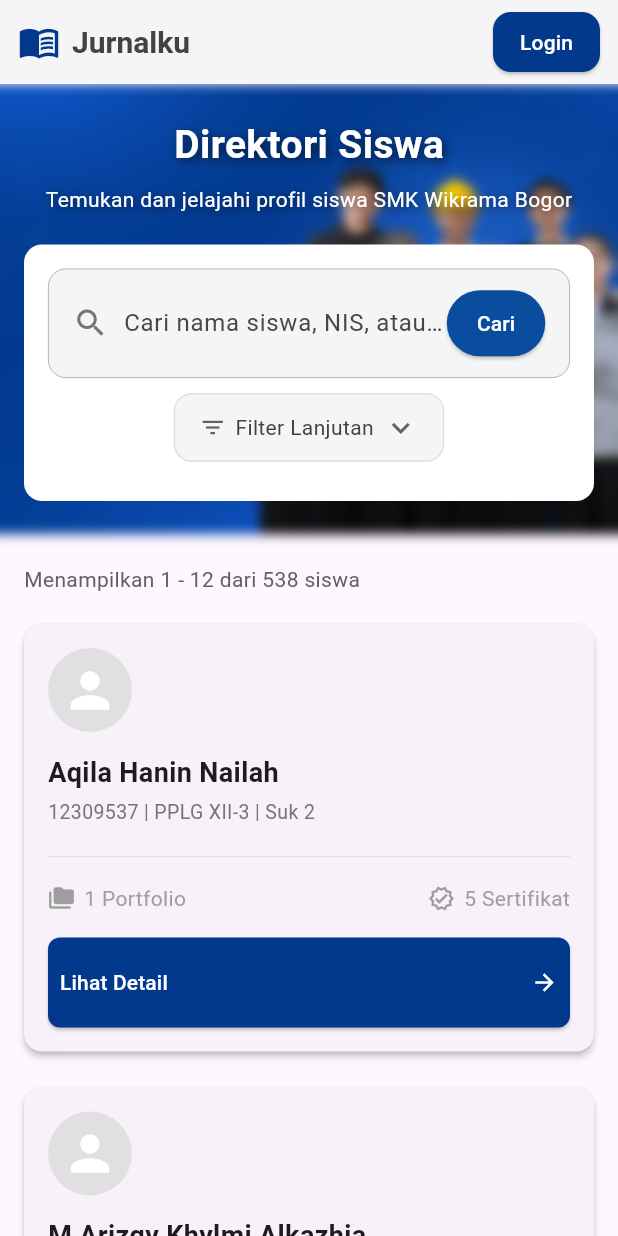
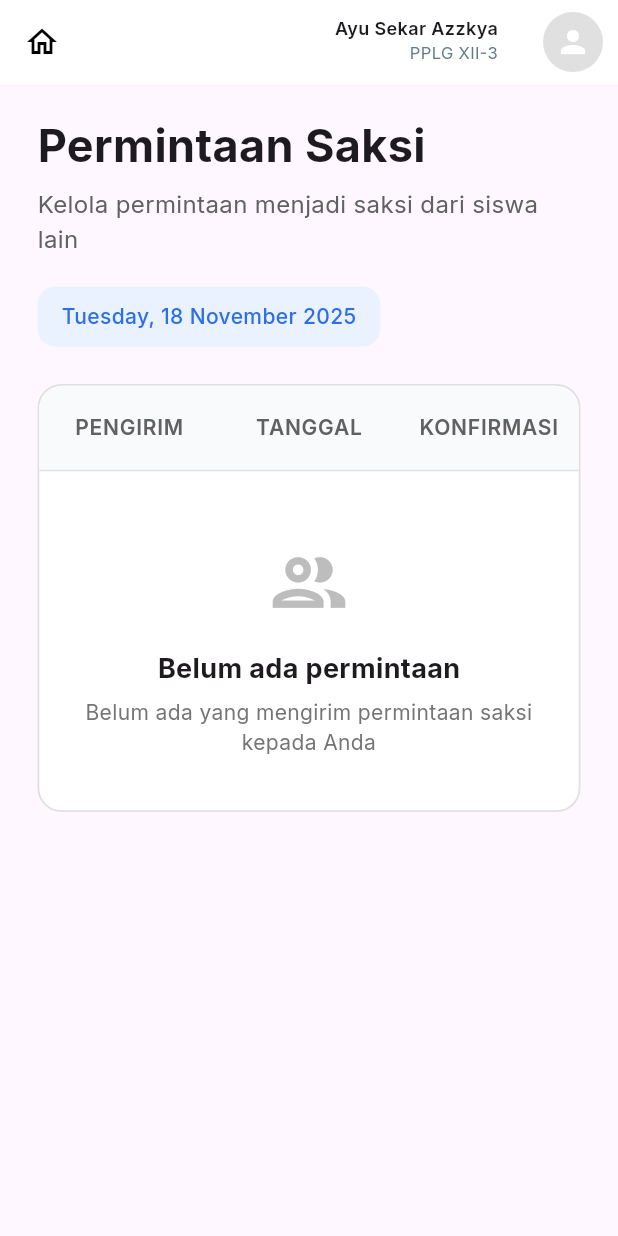
Before and after one commit to Ryan-Dwiyanto/Jurnalku_trio, a Flutter app: the screen it shows after launch, on a phone screen of 412 x 824 dp. Run offline on Flutter 3.47's test engine with Material 3 defaults, Android fonts, the phone set to English and light mode, and no system bars; our stand-ins replace google_fonts.

Commit message:
permintaan-saksi

```diff
--- a/lib/explore_page.dart
+++ b/lib/explore_page.dart
@@ -15,26 +15,26 @@ class _ExplorePageState extends State<ExplorePage> {
   // ---------------------------
   final List<Map<String, dynamic>> dummyStudents = const [
     {
-      "name": "Aqila Hanin Nailah",
-      "nis": "12309537",
+      "name": "Ayu Sekar Azzkya",
+      "nis": "12309551",
       "rombel": "PPLG XII-3",
-      "rayon": "Suk 2",
-      "portfolio": 1,
-      "sertifikat": 5,
+      "rayon": "Cis 7",
+      "portfolio": 100,
+      "sertifikat": 500,
     },
     {
-      "name": "M Arizqy Khylmi Alkazhia",
-      "nis": "12309716",
+      "name": "Muhammad Ryan Dwiyanto",
+      "nis": "12309898",
       "rombel": "PPLG XII-3",
       "rayon": "Wik 4",
       "portfolio": 2,
       "sertifikat": 8,
     },
     {
-      "name": "Farhan Syarif Hidayatulloh",
-      "nis": "12309639",
+      "name": "Muhammad Ilham Awaludin",
+      "nis": "12309898",
       "rombel": "PPLG XII-3",
-      "rayon": "Cia 1",
+      "rayon": "Cia 6",
       "portfolio": 4,
       "sertifikat": 12,
     },
--- a/lib/main.dart
+++ b/lib/main.dart
@@ -1,5 +1,6 @@
 import 'package:flutter/material.dart';
-import 'explore_page.dart';
+import 'package:jurnalku_trio/permintaan_saksi.dart';
+
 
 void main() {
   runApp(const MyApp());
@@ -15,7 +16,7 @@ class MyApp extends StatelessWidget {
       theme: ThemeData(
         colorScheme: ColorScheme.fromSeed(seedColor: Colors.deepPurple),
       ),
-      home: ExplorePage(),
+      home: PermintaanSaksi(),
     );
   }
 }
--- /dev/null
+++ b/lib/permintaan_saksi.dart
@@ -0,0 +1,201 @@
+import 'package:flutter/material.dart';
+import 'package:google_fonts/google_fonts.dart';
+
+class PermintaanSaksi extends StatelessWidget {
+  @override
+  Widget build(BuildContext context) {
+    return Scaffold(
+      appBar: AppBar(
+  backgroundColor: Colors.white,
+  leading: Icon(Icons.home_outlined, color: Colors.black),
+  actions: [
+    Padding(
+      padding: EdgeInsets.only(right: 30, top: 10),
+      child: Column(
+        crossAxisAlignment: CrossAxisAlignment.end,
+        children: [
+          Text(
+            "Ayu Sekar Azzkya",
+            style: GoogleFonts.inter(
+              fontSize: 12,
+              fontWeight: FontWeight.w600,
+            ),
+          ),
+          Text(
+            "PPLG XII-3",
+            style: GoogleFonts.inter(
+              fontSize: 11,
+              color: Colors.blueGrey,
+            ),
+          ),
+        ],
+      ),
+    ),
+    // Avatar
+    Padding(
+      padding: const EdgeInsets.only(right: 10),
+      child: CircleAvatar(
+        radius: 20,
+        backgroundColor: Colors.grey[300],
+        child: Icon(Icons.person, color: Colors.white),
+      ),
+    ),
+  ],
+),
+      body: SafeArea(
+        child: SingleChildScrollView(
+          child: Padding(
+            padding: EdgeInsets.symmetric(vertical: 15,horizontal: 25),
+            child: Column(
+              crossAxisAlignment: CrossAxisAlignment.start,
+              children: [
+                Row(
+                  mainAxisAlignment: MainAxisAlignment.spaceBetween,
+                ),
+                SizedBox(height: 5),
+                Text(
+                  "Permintaan Saksi",
+                  style: GoogleFonts.inter(
+                    fontSize: 30,
+                    fontWeight: FontWeight.bold,
+                  ),
+                ),
+                SizedBox(height: 6),
+                Text(
+                  "Kelola permintaan menjadi saksi dari siswa lain",
+                  style: GoogleFonts.inter(
+                    fontSize: 16,
+                    color: Colors.grey[700],
+                  ),
+                ),
+                SizedBox(height: 20),
+                Container(
+                  padding: EdgeInsets.symmetric(horizontal: 16, vertical: 10),
+                  decoration: BoxDecoration(
+                    color: Color(0xFFEBF2FF),
+                    borderRadius: BorderRadius.circular(12),
+                  ),
+                  child: Text(
+                    "Tuesday, 18 November 2025",
+                    style: GoogleFonts.inter(
+                      fontSize: 14,
+                      color: Color(0xFF2D6FE9),
+                      fontWeight: FontWeight.w500,
+                    ),
+                  ),
+                ),
+                SizedBox(height: 25),
+                Container(
+                  width: double.infinity,
+                  decoration: BoxDecoration(
+                    color: Colors.white,
+                    borderRadius: BorderRadius.circular(16),
+                    border: Border.all(
+                      color: Colors.grey.shade300,
+                      width: 1.2,
+                    ),
+                  ),
+                  child: Column(
+                    children: [
+                      Container(
+                        padding: EdgeInsets.symmetric(vertical: 18),
+                        decoration: BoxDecoration(
+                          color: Color(0xFFF9FAFB),
+                          borderRadius: BorderRadius.vertical(
+                            top: Radius.circular(16),
+                          ),
+                          border: Border(
+                            bottom: BorderSide(
+                              color: Colors.grey.shade300,
+                              width: 1,
+                            ),
+                          ),
+                        ),
+                        child: Row(
+                          children: [
+                            Expanded(
+                              child: Center(
+                                child: Text(
+                                  "PENGIRIM",
+                                  style: GoogleFonts.inter(
+                                    fontSize: 14,
+                                    letterSpacing: 0.5,
+                                    fontWeight: FontWeight.w600,
+                                    color: Colors.grey[700],
+                                  ),
+                                ),
+                              ),
+                            ),
+                            Expanded(
+                              child: Center(
+                                child: Text(
+                                  "TANGGAL",
+                                  style: GoogleFonts.inter(
+                                    fontSize: 14,
+                                    letterSpacing: 0.5,
+                                    fontWeight: FontWeight.w600,
+                                    color: Colors.grey[700],
+                                  ),
+                                ),
+                              ),
+                            ),
+                            Expanded(
+                              child: Center(
+                                child: Text(
+                                  "KONFIRMASI",
+                                  style: GoogleFonts.inter(
+                                    fontSize: 14,
+                                    letterSpacing: 0.5,
+                                    fontWeight: FontWeight.w600,
+                                    color: Colors.grey[700],
+                                  ),
+                                ),
+                              ),
+                            ),
+                          ],
+                        ),
+                      ),
+
+                      SizedBox(height: 45),
+                      Column(
+                        children: [
+                          Icon(
+                            Icons.group_outlined,
+                            size: 58,
+                            color: Colors.grey[400],
+                          ),
+                          SizedBox(height: 16),
+                          Text(
+                            "Belum ada permintaan",
+                            style: GoogleFonts.inter(
+                              fontSize: 18,
+                              fontWeight: FontWeight.w700,
+                            ),
+                          ),
+                          SizedBox(height: 6),
+                          Padding(
+                            padding: EdgeInsets.symmetric(horizontal: 30),
+                            child: Text(
+                              "Belum ada yang mengirim permintaan saksi kepada Anda",
+                              textAlign: TextAlign.center,
+                              style: GoogleFonts.inter(
+                                fontSize: 14,
+                                color: Colors.grey[600],
+                                height: 1.4,
+                              ),
+                            ),
+                          ),
+                          SizedBox(height: 35),
+                        ],
+                      ),
+                    ],
+                  ),
+                ),
+              ],
+            ),
+          ),
+        ),
+      ),
+    );
+  }
+}
```
